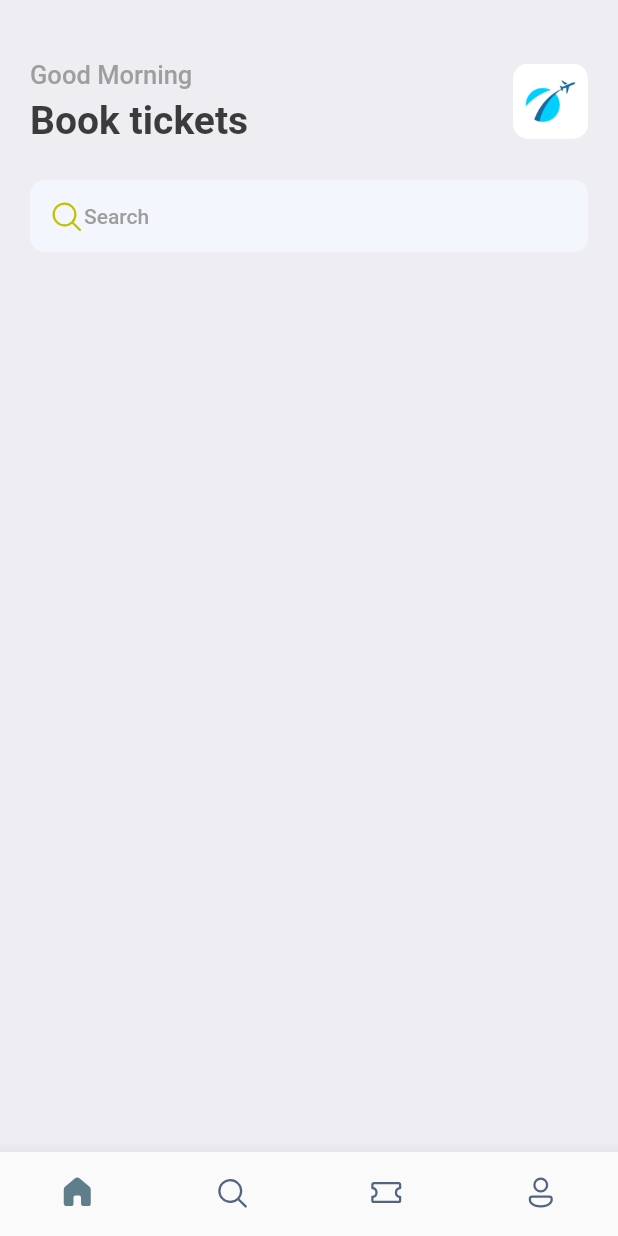
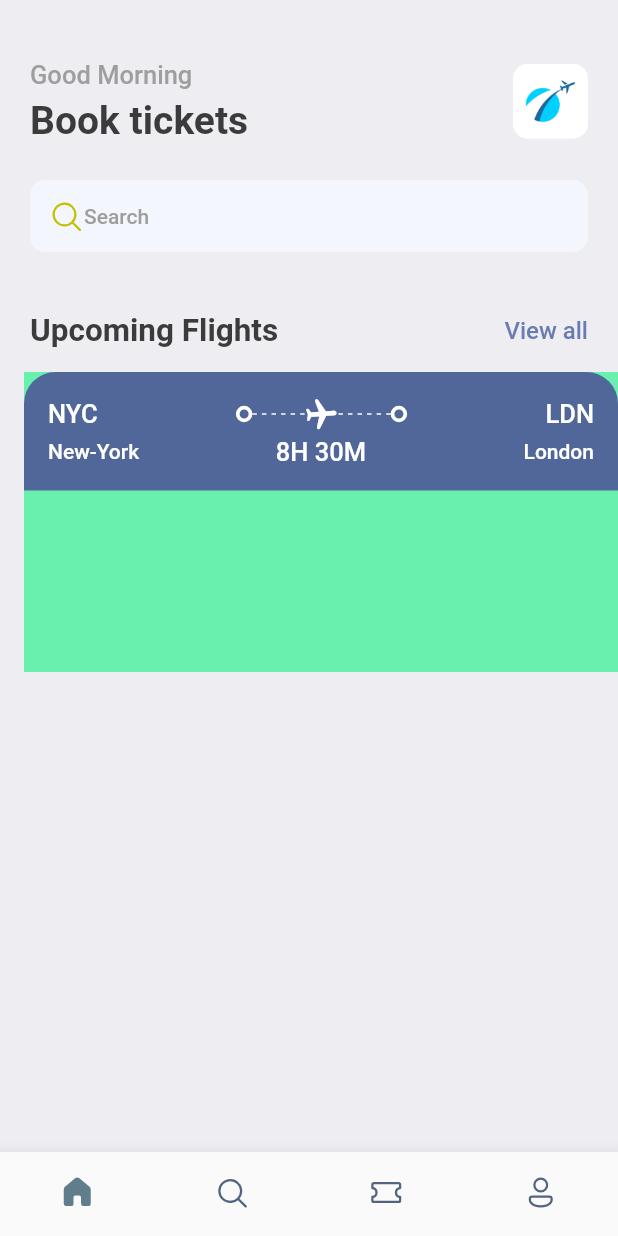
Before and after one commit to Angelo-Ponce/flutter_booktickets_app, a Flutter app: the screen it shows after launch, on a phone screen of 412 x 824 dp. Run offline on Flutter 3.47's test engine with Material 2 defaults, Android fonts, the phone set to English and light mode, and no system bars; our stand-ins replace fluentui_icons, gap.

Commit message:
✨ add top container

```diff
--- a/lib/screens/home_screen.dart
+++ b/lib/screens/home_screen.dart
@@ -1,5 +1,6 @@
 import 'package:fluentui_icons/fluentui_icons.dart';
 import 'package:flutter/material.dart';
+import 'package:flutter_booktickets_app/screens/ticket_view.dart';
 import 'package:flutter_booktickets_app/utils/app_styles.dart';
 import 'package:gap/gap.dart';
 
@@ -53,10 +54,25 @@ class HomeScreen extends StatelessWidget {
                       Text('Search', style: Styles.headLineStyle4,)
                     ],
                   ),
+                ),
+                const Gap(40),
+                Row(
+                  mainAxisAlignment: MainAxisAlignment.spaceBetween,
+                  children: [
+                    Text('Upcoming Flights', style: Styles.headLineStyle2),
+                    InkWell(
+                      onTap: () {
+
+                      },
+                      child: Text('View all', style: Styles.textStyle.copyWith(color: Styles.primaryColor))
+                    )
+                  ],
                 )
               ],
             ),
-          )
+          ),
+          const Gap(15),
+          const TicketView()
         ],
       ),
     );
--- /dev/null
+++ b/lib/screens/ticket_view.dart
@@ -0,0 +1,123 @@
+import 'package:flutter/material.dart';
+import 'package:flutter_booktickets_app/utils/app_layout.dart';
+import 'package:flutter_booktickets_app/utils/app_styles.dart';
+import 'package:flutter_booktickets_app/widgets/thick_container.dart';
+import 'package:gap/gap.dart';
+
+class TicketView extends StatelessWidget {
+  const TicketView({super.key});
+
+  @override
+  Widget build(BuildContext context) {
+    final size = AppLayout.getSize(context);
+    return SizedBox(
+      width: size.width,
+      height: 200,
+      child: Container(
+        color: Colors.greenAccent,
+        margin: const EdgeInsets.only(left: 16),
+        child: Column(
+          mainAxisSize: MainAxisSize.min,
+          children: const [
+            /**
+             * showing the blue part of the card/ticket
+             */
+            TopContainer(),
+            /**
+             * showing the orange part of the card/ticket
+             */
+            BottomContainer()
+          ],
+        ),
+      ),
+    );
+  }
+}
+
+class TopContainer extends StatelessWidget {
+  const TopContainer({
+    super.key,
+  });
+
+  @override
+  Widget build(BuildContext context) {
+    return Container(
+      decoration: const BoxDecoration(
+        color: Color(0xFF526799),
+        borderRadius: BorderRadius.only(
+          topRight: Radius.circular(21),
+          topLeft: Radius.circular(21)
+        )
+      ),
+      padding: const EdgeInsets.all(16),
+      child: Column(
+        children: [
+          Row(
+            children: [
+              Text('NYC', style: Styles.headLineStyle3.copyWith(color: Colors.white)),
+              const Spacer(),
+              const ThickContainer(),
+              Expanded(child: Stack(
+                children: [
+                  SizedBox(
+                    height: 24,
+                    child: LayoutBuilder(
+                      builder: (BuildContext context, BoxConstraints constraints) {
+                        return Flex(
+                          direction: Axis.horizontal,
+                          mainAxisAlignment: MainAxisAlignment.spaceBetween,
+                          children: List.generate((constraints.constrainWidth()/6).floor(), (index) => const SizedBox(
+                            width: 3,
+                            height: 1,
+                            child: DecoratedBox(
+                              decoration: BoxDecoration(
+                                color: Colors.white
+                              )
+                            ),
+                          )),
+                        );
+                      },
+                    ),
+                  ),
+                  Center(
+                    child: Transform.rotate(
+                      angle: 1.5,
+                      child: const Icon(Icons.local_airport_rounded, color: Colors.white,),
+                    ),
+                  )
+                ],
+              )),
+              const ThickContainer(),
+              const Spacer(),
+              Text('LDN', style: Styles.headLineStyle3.copyWith(color: Colors.white))
+            ],
+          ),
+          const Gap(3),
+          Row(
+            mainAxisAlignment: MainAxisAlignment.spaceBetween,
+            children: [
+              SizedBox(
+                width: 100,
+                child: Text('New-York', style: Styles.headLineStyle4.copyWith(color: Colors.white)),
+              ),
+              Text('8H 30M', style: Styles.headLineStyle3.copyWith(color: Colors.white)),
+              SizedBox(
+                width: 100,
+                child: Text('London', textAlign: TextAlign.end, style: Styles.headLineStyle4.copyWith(color: Colors.white)),
+              ),
+            ],
+          )
+        ],
+      ),
+    );
+  }
+}
+
+class BottomContainer extends StatelessWidget {
+  const BottomContainer({super.key});
+
+  @override
+  Widget build(BuildContext context) {
+    return Container();
+  }
+}
--- /dev/null
+++ b/lib/utils/app_layout.dart
@@ -0,0 +1,7 @@
+import 'package:flutter/material.dart';
+
+class AppLayout {
+  static Size getSize(BuildContext context){
+    return MediaQuery.of(context).size;
+  }
+}
--- /dev/null
+++ b/lib/widgets/thick_container.dart
@@ -0,0 +1,16 @@
+import 'package:flutter/material.dart';
+
+class ThickContainer extends StatelessWidget {
+  const ThickContainer({super.key});
+
+  @override
+  Widget build(BuildContext context) {
+    return Container(
+      padding: const EdgeInsets.all(3.0),
+      decoration: BoxDecoration(
+        borderRadius: BorderRadius.circular(20),
+        border: Border.all(width: 2.5, color: Colors.white)
+      ),
+    );
+  }
+}
```
